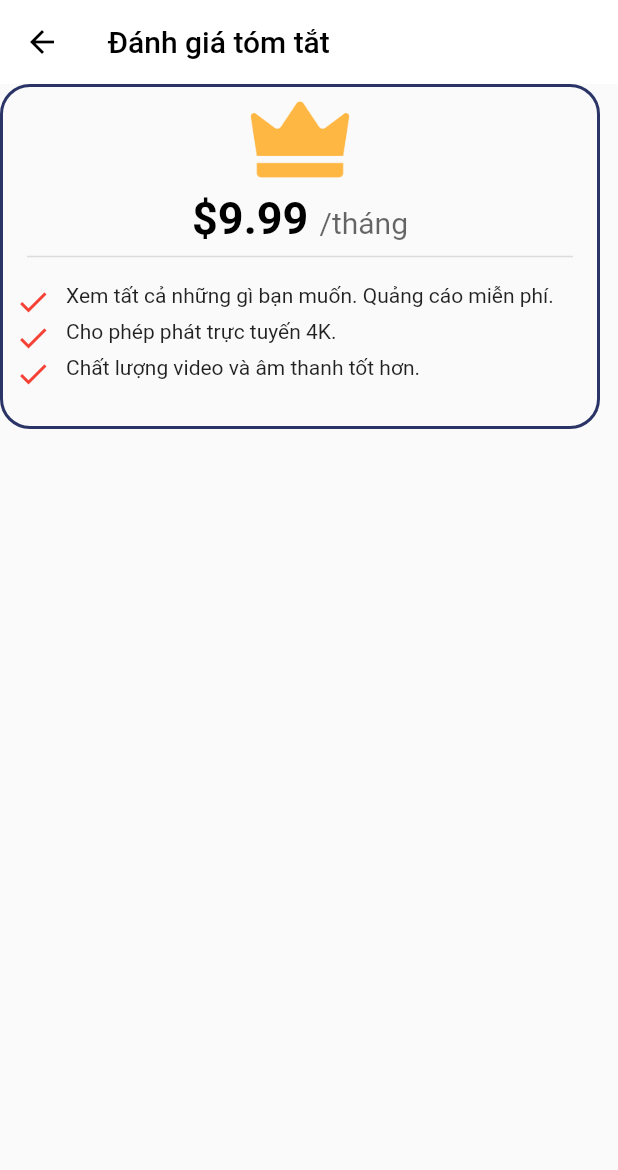
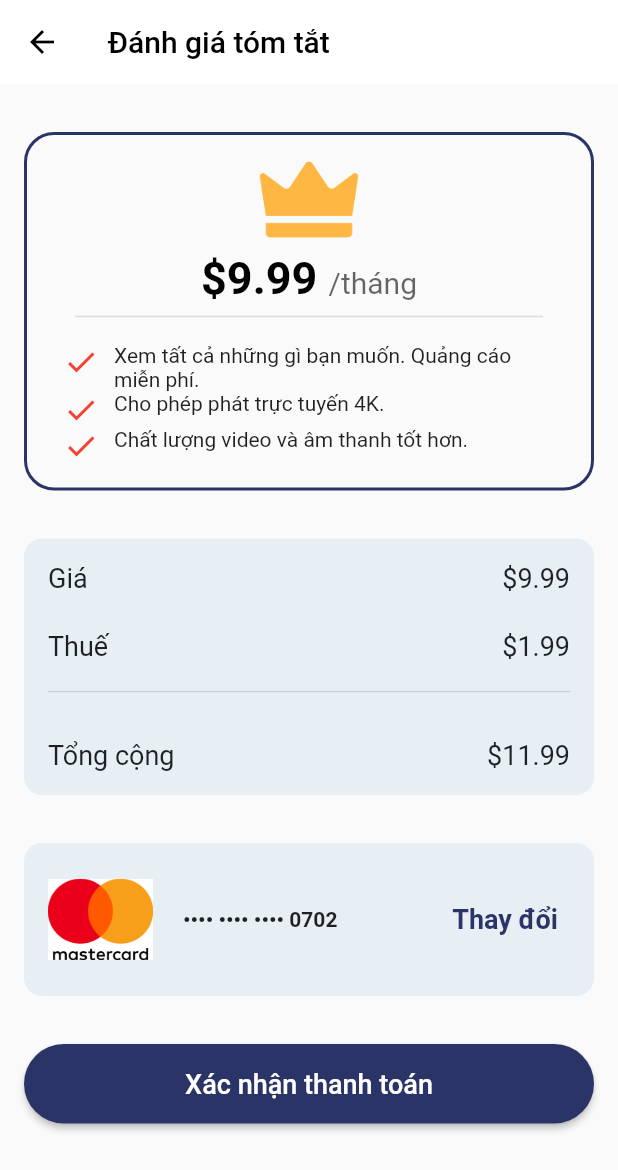
Before and after one commit to nvhuy0702/nvh_movie_app, a Flutter app: the ReviewSummaryScreen screen opened directly, on a phone screen of 412 x 824 dp. Shown: the top 1170 px of the screen. Run offline on Flutter 3.47's test engine with Material 2 defaults, Android fonts, the phone set to English and light mode, and no system bars; our stand-ins replace awesome_dialog, bloc, bottom_navy_bar, carousel_slider, equatable, firebase_auth and 11 more; missing offline and left inert: flutter_share, sliver_header_delegate; accounts and stored records are empty.

Commit message:
add -> review summary

```diff
--- a/lib/pages/home/screens/subscribe_to_premium/screens/review_summary_screen.dart
+++ b/lib/pages/home/screens/subscribe_to_premium/screens/review_summary_screen.dart
@@ -1,3 +1,4 @@
+import 'package:awesome_dialog/awesome_dialog.dart';
 import 'package:flutter/material.dart';
 class ReviewSummaryScreen extends StatefulWidget {
   const ReviewSummaryScreen({Key? key}) : super(key: key);
@@ -25,11 +26,18 @@ class _ReviewSummaryScreenState extends State<ReviewSummaryScreen> {
         backgroundColor: Colors.white,
         elevation: 0,
       ),
-      body: Column(
+      body: Center(
+        child: Padding(
+          padding: const EdgeInsets.symmetric(horizontal: 16.0),
+          child: Column(
+            crossAxisAlignment: CrossAxisAlignment.stretch,
             children: [
+              const SizedBox(
+                height: 32,
+              ),
               Container(
-            height: 230,
-            width: 400,
+                padding: const EdgeInsets.only(
+                    left: 16, right: 16, bottom: 16, top: 8),
                 decoration: BoxDecoration(
                   border: Border.all(color: const Color(0xFF2B3467), width: 2),
                   borderRadius: BorderRadius.circular(20),
@@ -67,16 +75,137 @@ class _ReviewSummaryScreenState extends State<ReviewSummaryScreen> {
                     const SizedBox(
                       height: 10,
                     ),
-                buildRow("Xem tất cả những gì bạn muốn. Quảng cáo miễn phí."),
+                    buildRow(
+                        "Xem tất cả những gì bạn muốn. Quảng cáo miễn phí."),
                     buildRow("Cho phép phát trực tuyến 4K."),
                     buildRow("Chất lượng video và âm thanh tốt hơn."),
                   ],
                 ),
+              ),
+              const SizedBox(
+                height: 32,
+              ),
+              Container(
+                padding: const EdgeInsets.all(16),
+                decoration: BoxDecoration(
+                    color: const Color(0xFFBAD7E9).withOpacity(0.3),
+                    borderRadius: BorderRadius.circular(12)),
+                child: Column(
+                  children: [
+                    _infoBill(title: "Giá", price: 9.99),
+                    const SizedBox(
+                      height: 24,
+                    ),
+                    _infoBill(title: "Thuế", price: 1.99),
+                    const SizedBox(
+                      height: 12,
+                    ),
+                    const Divider(
+                      thickness: 1,
+                    ),
+                    const SizedBox(
+                      height: 24,
+                    ),
+                    _infoBill(title: "Tổng cộng", price: 11.99),
+                  ],
+                ),
+              ),
+              const SizedBox(
+                height: 32,
+              ),
+              Container(
+                padding: const EdgeInsets.all(16),
+                decoration: BoxDecoration(
+                    color: const Color(0xFFBAD7E9).withOpacity(0.3),
+                    borderRadius: BorderRadius.circular(12)),
+                child: Row(
+                  mainAxisAlignment: MainAxisAlignment.spaceBetween,
+                  children: [
+                    Row(
+                      children: [
+                        Image.asset(
+                          "assets/images/master_card.png",
+                          height: 70,
+                          width: 70,
+                        ),
+                        const SizedBox(
+                          width: 20,
+                        ),
+                        const Text(
+                          "•••• •••• •••• 0702",
+                          style: TextStyle(fontWeight: FontWeight.bold),
+                        ),
+                      ],
+                    ),
+                    TextButton(
+                      onPressed: () {},
+                      child: const Text(
+                        "Thay đổi",
+                        style: TextStyle(
+                            fontWeight: FontWeight.bold,
+                            color: Color(0xff2B3467),
+                            fontSize: 18),
+                      ),
                     )
                   ],
                 ),
+              ),
+              const SizedBox(
+                height: 32,
+              ),
+              ElevatedButton(
+                onPressed: () {
+                  AwesomeDialog(
+                    context: context,
+                    dialogType: DialogType.success,
+                    headerAnimationLoop: false,
+                    animType: AnimType.bottomSlide,
+                    title: 'Thành công',
+                    desc: 'Bạn đã đăng ký thành công 1 tháng premium. Hãy tận hưởng những lợi ích!',
+                    buttonsTextStyle: const TextStyle(color: Colors.black),
+                    showCloseIcon: true,
+                    btnOkOnPress: () {},
+                  ).show();
+                },
+                style: ElevatedButton.styleFrom(
+                  shape: RoundedRectangleBorder(
+                    borderRadius: BorderRadius.circular(30),
+                  ),
+                  padding: const EdgeInsets.all(16),
+                  backgroundColor: const Color(0xff2B3467),
+                ),
+                child: const Text(
+                  "Xác nhận thanh toán",
+                  style: TextStyle(fontSize: 18),
+                ),
+              )
+            ],
+          ),
+        ),
+      ),
     );
   }
+
+  Widget _infoBill({String? title, double? price}) {
+    return Row(
+      mainAxisAlignment: MainAxisAlignment.spaceBetween,
+      children: [
+        Text(
+          title ?? "",
+          style: const TextStyle(
+            fontSize: 18,
+          ),
+        ),
+        Text(
+          "\$$price",
+          style: const TextStyle(
+            fontSize: 18,
+          ),
+        ),
+      ],
+    );
+  }
+
   Widget buildRow(String content) {
     return Padding(
       padding: const EdgeInsets.symmetric(horizontal: 8.0),
@@ -90,7 +219,7 @@ class _ReviewSummaryScreenState extends State<ReviewSummaryScreen> {
           const SizedBox(
             width: 10,
           ),
-          Text(content)
+          Expanded(child: Text(content))
         ],
       ),
     );
```
Also changed, not shown: assets/images/master_card.png (added). Lines whose indentation alone changed are shown as unchanged.
